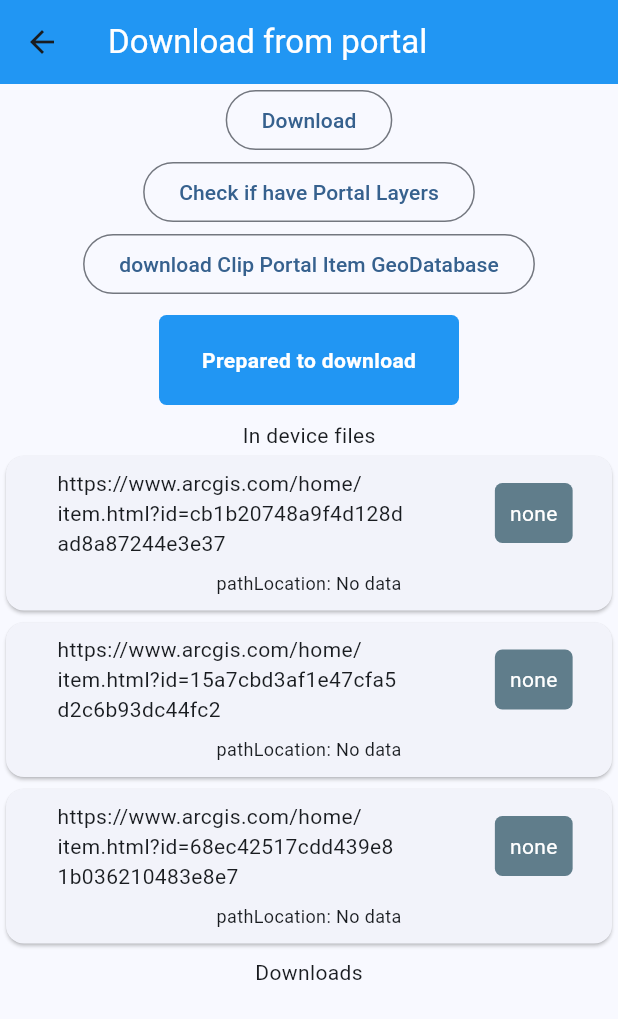
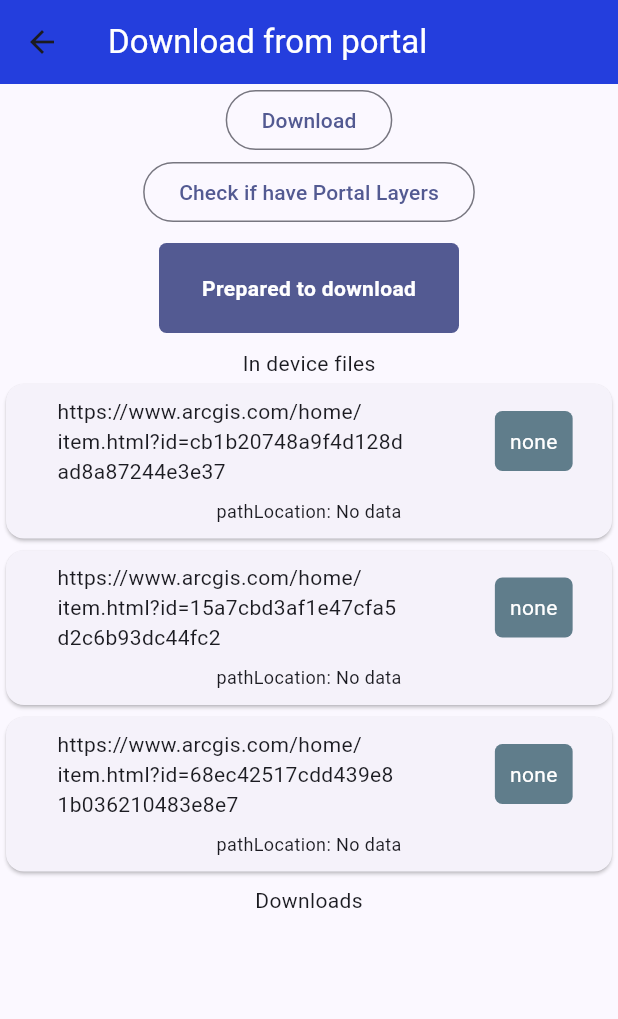
Before and after one commit to Ludycom/arcgis_maps_ludycom, a Flutter app: the screen it shows after launch, after a tap on "Download from Portal", on a phone screen of 412 x 824 dp. Shown: the top 1019 px of the screen. Run offline on Flutter 3.47's test engine with Material 2 defaults, Android fonts, the phone set to English and light mode, and no system bars; our stand-ins replace flutter_dotenv; missing offline and left inert: flutter_json_view, pigeon.

Commit message:
Ajustes en métodos de sincronización, inicio de la carga de geodatabase con sync y método de sincronización

```diff
--- a/example/lib/main.dart
+++ b/example/lib/main.dart
@@ -1,3 +1,4 @@
+import 'package:arcgis_maps_example/pages/generate_geodatabase_replica_from_feature.dart';
 import 'package:flutter/material.dart';
 
 import 'package:flutter_dotenv/flutter_dotenv.dart';
@@ -10,7 +11,6 @@ import 'package:arcgis_maps/utils/agml_auth_manager_handler.dart';
 
 import 'package:arcgis_maps_example/pages/basic_map.dart';
 import 'package:arcgis_maps_example/pages/manage_map.dart';
-import 'package:arcgis_maps_example/pages/clip_geometry_.dart';
 import 'package:arcgis_maps_example/pages/download_from_portal.dart';
 
 import 'package:arcgis_maps_example/pages/load_feature_tablet_service.dart';
@@ -40,17 +40,13 @@ class MyApp extends StatelessWidget {
   @override
   Widget build(BuildContext context) {
 
-    AGMLAuthApiHandler.setup(AGMLAuthManagerHandler((state) {
-      print('Prueba estado de autenticación');
-    }));
-
     return MaterialApp(
       debugShowCheckedModeBanner: false,
       theme: ThemeData(
         useMaterial3: true,
-        colorSchemeSeed: Colors.blue,
+        colorSchemeSeed: const Color(0xff243edd),
         appBarTheme: const AppBarTheme(
-          backgroundColor: Colors.blue,
+          backgroundColor: Color(0xff243edd),
         ),
       ),
       title: 'ArcGIS Maps',
@@ -64,14 +60,31 @@ class MyApp extends StatelessWidget {
         PageRoutesEnum.load_local_files.path: (context) => const LoadLocalFilesPage(),
         PageRoutesEnum.select_features_in_feature_layer.path: (context) => const SelectFeaturesInFeatureLayerPage(),
         PageRoutesEnum.manage_map.path: (context) => const ManageMapPage(),
-        PageRoutesEnum.clip_geometry.path: (context) => const ClipGeometryPage(),
+        PageRoutesEnum.generate_geodatabase_replica_from_feature_service.path: (context) => const GenerateGeodatabaseReplicaFromFeaturePage()
       },
     );
   }
 }
 
 
-class _HomePage extends StatelessWidget {
+class _HomePage extends StatefulWidget {
+
+  @override
+  State<_HomePage> createState() => _HomePageState();
+}
+
+class _HomePageState extends State<_HomePage> {
+
+  bool authState = false;
+
+  @override
+  void initState() {
+    super.initState();
+
+    AGMLAuthApiHandler.setup(AGMLAuthManagerHandler((state) {
+      setState(() { authState = state; });
+    }));
+  }
 
   @override
   Widget build(BuildContext context) {
@@ -84,6 +97,8 @@ class _HomePage extends StatelessWidget {
           )
         ),
         actions: [
+          if(authState) const Icon(Icons.check_box_rounded, color: Colors.green)
+          else const Icon(Icons.warning_rounded, color: Colors.yellow),
           TextButton(
             onPressed: () {
               final authManager = AGMLAuthManager();
@@ -150,14 +165,21 @@ class _HomePage extends StatelessWidget {
             ),
             Card(
               child: ListTile(
-                leading: const Icon(Icons.map),
+                leading: const Icon(Icons.cloud_sync_rounded),
+                title: const Text('Generate FeatureService replica, load geodatabase and sync'),
+                onTap: () => Navigator.of(context).pushNamed(PageRoutesEnum.generate_geodatabase_replica_from_feature_service.path),
+              ),
+            ),
+            Card(
+              child: ListTile(
+                leading: const Icon(Icons.touch_app_rounded),
                 title: const Text('Select a feature layer and get layer data'),
                 onTap: () => Navigator.of(context).pushNamed(PageRoutesEnum.select_features_in_feature_layer.path),
               ),
             ),
             Card(
               child: ListTile(
-                leading: const Icon(Icons.map),
+                leading: const Icon(Icons.back_hand_rounded),
                 title: const Text('Manage map'),
                 onTap: () => Navigator.of(context).pushNamed(PageRoutesEnum.manage_map.path),
               ),
--- a/example/lib/pages/basic_map.dart
+++ b/example/lib/pages/basic_map.dart
@@ -20,7 +20,7 @@ class _BasicMapPageState extends State<BasicMapPage> {
 
   @override
   void initState() {
-    AGMLAuthManager().setApiKey(dotenv.env['API_KEY'] ?? '');
+    // AGMLAuthManager().setApiKey(dotenv.env['API_KEY'] ?? '');
     super.initState();
   }
 
--- a/example/lib/pages/download_from_portal.dart
+++ b/example/lib/pages/download_from_portal.dart
@@ -80,19 +80,10 @@ class _DownloadFormPortalPageState extends State<DownloadFormPortalPage> {
               },
               child: const Text('Check if have Portal Layers')
             ),
-            OutlinedButton(
-              onPressed: () async {
-                final checkIfHaveFiles = await agmlDownloadPortalItemManager.downloadClipPortalItemGeoDatabase(agmlFeatureService);
-                setState(() {
-                  // checkPortalItemList = checkIfHaveFiles;
-                });
-              },
-              child: const Text('download Clip Portal Item GeoDatabase')
-            ),
             Container(
               margin: const EdgeInsets.symmetric(vertical: 10),
               decoration: BoxDecoration(
-                color: isDownloading ? Colors.green : Colors.blue,
+                color: isDownloading ? Colors.green : Theme.of(context).colorScheme.primary,
                 borderRadius: BorderRadius.circular(5)
               ),
               width: 200,
@@ -185,7 +176,7 @@ class _DownloadFileCard extends StatelessWidget {
             children: [
               Container(
                 height: 30,
-                width: 100,
+                width: 110,
                 alignment: Alignment.center,
                 margin: const EdgeInsets.all(5),
                 padding: const EdgeInsets.all(5),
@@ -291,9 +282,3 @@ final agmlPortalItemList = [
   AGMLPortalItem(url: 'https://www.arcgis.com/home/item.html?id=15a7cbd3af1e47cfa5d2c6b93dc44fc2'),
   AGMLPortalItem(url: 'https://www.arcgis.com/home/item.html?id=68ec42517cdd439e81b036210483e8e7')
 ];
-
-final agmlFeatureService = AGMLFeatureService(
-  // url: 'https://services2.arcgis.com/ZQgQTuoyBrtmoGdP/arcgis/rest/services/Mobile_Data_Collection_WFL1/FeatureServer'
-  //   url: 'https://pliga-server.cvc.gov.co/arcgis/rest/services/Prueba_SYNC_7oct/FeatureServer'
-    url: 'https://services.arcgis.com/UxVKZtnb6p8rrswX/arcgis/rest/services/Pruebas_SYNC_WFL1/FeatureServer'
-);
--- a/example/lib/pages/load_feature_tablet_service.dart
+++ b/example/lib/pages/load_feature_tablet_service.dart
@@ -26,7 +26,7 @@ class _LoadFeatureTabletServicePageState extends State<LoadFeatureTabletServiceP
 
   @override
   void initState() {
-    AGMLAuthManager().setApiKey(dotenv.env['API_KEY'] ?? '');
+    // AGMLAuthManager().setApiKey(dotenv.env['API_KEY'] ?? '');
     super.initState();
   }
 
--- a/example/lib/pages/manage_map.dart
+++ b/example/lib/pages/manage_map.dart
@@ -23,7 +23,7 @@ class _ManageMapPageState extends State<ManageMapPage> {
 
   @override
   void initState() {
-    AGMLAuthManager().setApiKey(dotenv.env['API_KEY'] ?? '');
+    // AGMLAuthManager().setApiKey(dotenv.env['API_KEY'] ?? '');
     super.initState();
   }
 
--- a/example/lib/utils/page_routes_enum.dart
+++ b/example/lib/utils/page_routes_enum.dart
@@ -9,7 +9,7 @@ enum PageRoutesEnum {
   load_local_files,
   select_features_in_feature_layer,
   manage_map,
-  clip_geometry
+  generate_geodatabase_replica_from_feature_service
 }
 
 extension PageRoutesEnumExtension on PageRoutesEnum {
@@ -23,7 +23,7 @@ extension PageRoutesEnumExtension on PageRoutesEnum {
       case PageRoutesEnum.load_local_files: return "/load_loca_files";
       case PageRoutesEnum.select_features_in_feature_layer: return "/select_features_in_feature_layer";
       case PageRoutesEnum.manage_map: return "/manage_map";
-      case PageRoutesEnum.clip_geometry: return "/clip_geometry";
+      case PageRoutesEnum.generate_geodatabase_replica_from_feature_service: return "/generate_geodatabase_replica_from_feature_service";
     }
   }
 }
--- /dev/null
+++ b/lib/entities/agml_geodatabase.dart
@@ -0,0 +1,32 @@
+
+import 'package:arcgis_maps/entities/agml_view_point.dart';
+
+class AGMLGeodatabase {
+
+  final String? id;
+  final String? path;
+  final String? url;
+  final AGMLViewPoint? viewPoint;
+
+  AGMLGeodatabase({
+    this.id,
+    this.path,
+    this.url,
+    this.viewPoint
+  });
+
+  Map<String, dynamic> toJson() => {
+    "id": id,
+    "path": path,
+    "url": url,
+    "viewPoint": viewPoint?.toJson()
+  };
+
+  factory AGMLGeodatabase.fromJson(Map<String, dynamic> json) => AGMLGeodatabase(
+    id: json['id:'],
+    path: json['path'],
+    url: json['url'],
+    viewPoint: json['portalItem'] != null ? AGMLViewPoint.fromJson(json['portalItem']) : null
+  );
+
+}
--- a/lib/widgets/agml_map.dart
+++ b/lib/widgets/agml_map.dart
@@ -104,7 +104,7 @@ class _AGMLMapState extends State<AGMLMap> {
   void _configureController() {
     if(widget.onMapCreated != null) widget.onMapCreated!(_controller);
 
-    _controller.selecetedLayerStreamController.stream.listen((event) {
+    _controller.selectedLayerStreamController.stream.listen((event) {
       if(widget.onLayerSelected != null) widget.onLayerSelected!(event);
     });
 
```
Also changed, not shown: example/lib/pages/clip_geometry_.dart (deleted, +0 -14 lines), example/lib/pages/generate_geodatabase_replica_from_feature.dart (added, +103 -0 lines), example/lib/pages/load_local_files.dart (+6 -5 lines), example/lib/pages/load_portal_feature_layer.dart (+9 -8 lines), lib/trash/arcgis_maps.dart (deleted, +0 -14 lines), lib/trash/arcgis_maps_method_channel.dart (deleted, +0 -17 lines), lib/trash/arcgis_maps_platform_interface.dart (deleted, +0 -29 lines), lib/utils/agml_controller.dart (+18 -6 lines), lib/utils/agml_download_portal_item_manager.dart (+17 -12 lines), 6 other files.
